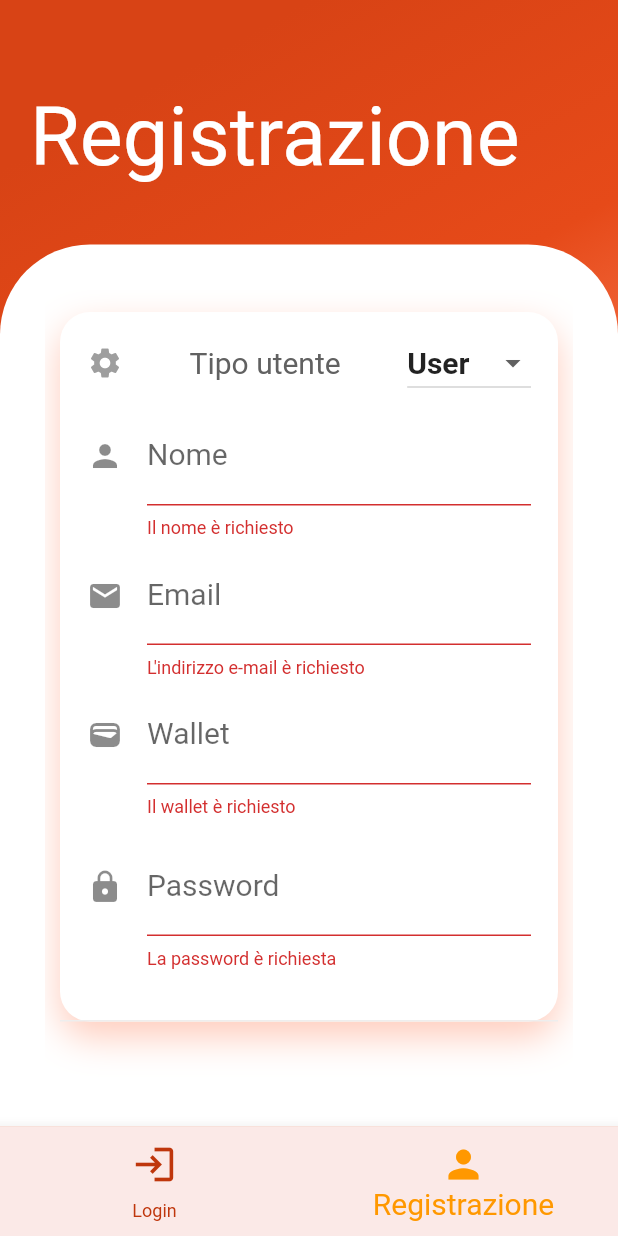
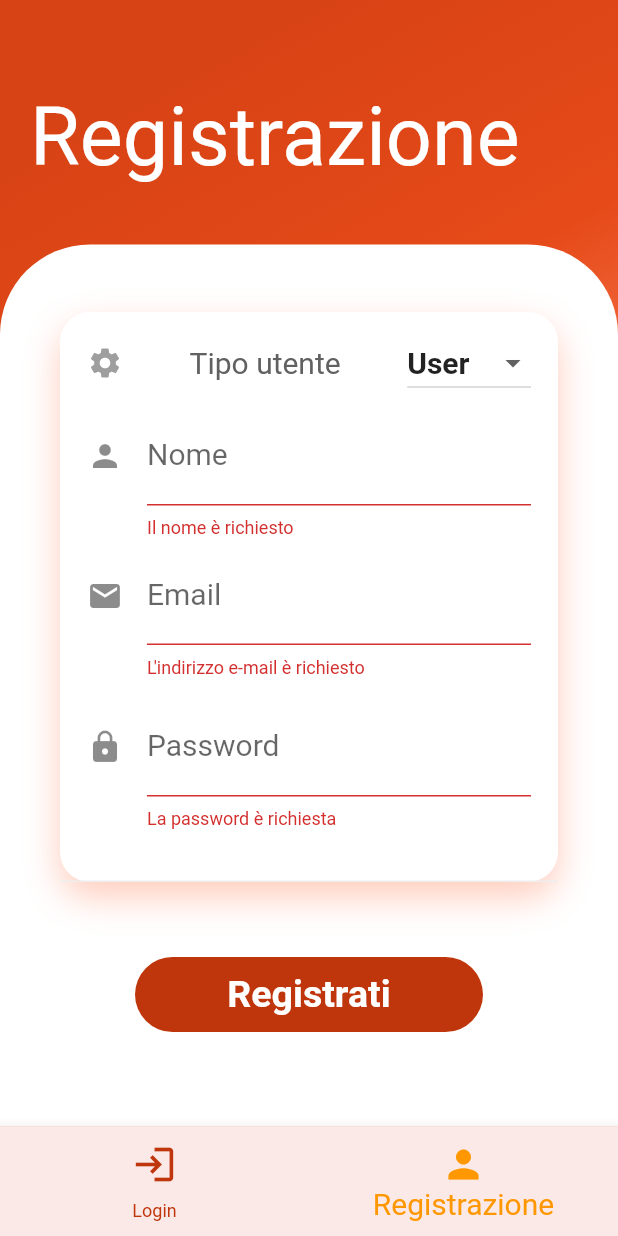
Before and after one commit to andreadeluna/ProgettoSD, a Flutter app: the screen it shows after launch, item 2 of the bottom bar chosen, after a tap on "Registrati", on a phone screen of 412 x 824 dp. Run offline on Flutter 3.47's test engine with Material 2 defaults, Android fonts, the phone set to English and light mode, and no system bars; our stand-ins replace cloud_firestore, firebase_auth, firebase_core, fluttertoast; missing offline and left inert: web3dart; accounts and stored records are empty.

```diff
--- a/lib/schermate/registrazione.dart
+++ b/lib/schermate/registrazione.dart
@@ -190,21 +190,6 @@ class _RegisterState extends State<Register> {
                                             ),
                                             Padding(
                                               padding:
-                                              const EdgeInsets.fromLTRB(8.0, 0, 8.0, 5.0),
-                                              child: TextFormField(
-                                                style: const TextStyle(
-                                                    fontSize: 20),
-                                                controller: walletController,
-                                                validator: validazioneWallet,
-                                                decoration:
-                                                const InputDecoration(
-                                                  labelText: "Wallet",
-                                                  icon: Icon(Icons.wallet),
-                                                ),
-                                              ),
-                                            ),
-                                            Padding(
-                                              padding:
                                               const EdgeInsets.fromLTRB(8.0, 8.0, 8.0, 8.0),
                                               child: TextFormField(
                                                 style: const TextStyle(
@@ -252,7 +237,6 @@ class _RegisterState extends State<Register> {
                                         'Email': emailController.text,
                                         'Nome': nomeController.text,
                                         'TipoUtente': tipoUtente,
-                                        'Wallet': walletController.text
                                       },
                                     );
 
```
Also changed, not shown: lib/schermate/pannello_nome_votazione_admin.dart (+11 -0 lines), lib/schermate/pannello_nome_votazione_user.dart (+35 -9 lines), lib/schermate/pannello_votazione.dart (+23 -5 lines).
